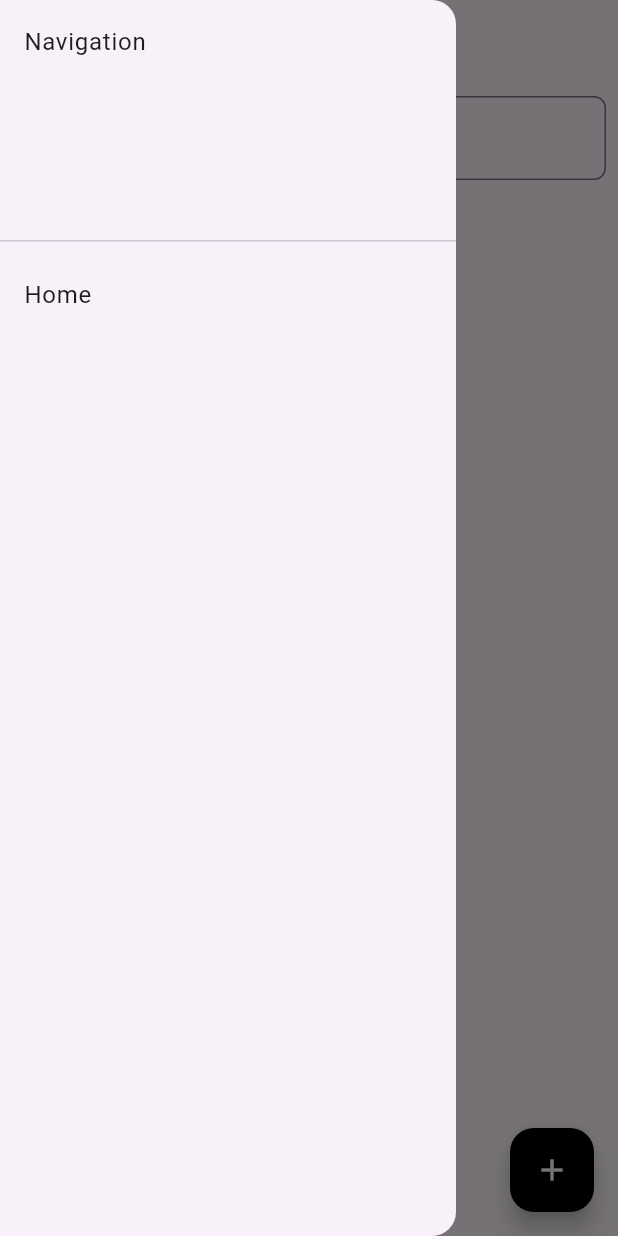
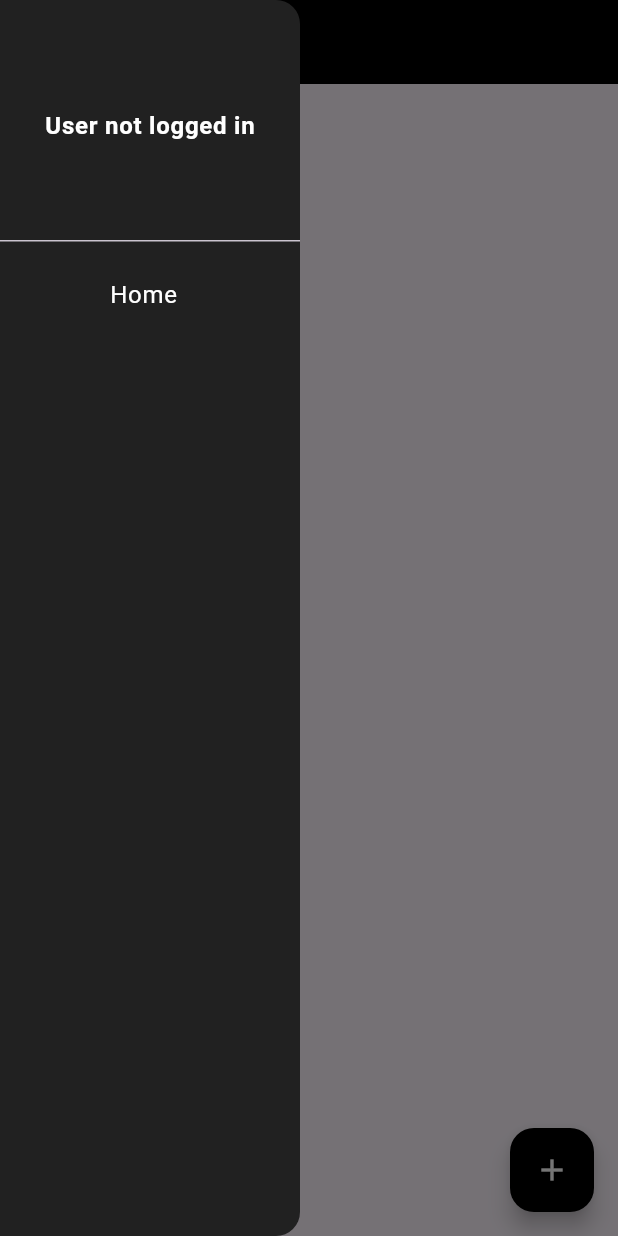
Before and after one commit to BrianTangLeZhang/mob_novelapp, a Flutter app: the screen it shows once a user with an empty profile is signed in, with the side drawer open, on a phone screen of 412 x 824 dp. Run offline on Flutter 3.47's test engine with Material 3 defaults, Android fonts, the phone set to English and light mode, and no system bars; our stand-ins replace flutter_riverpod, font_awesome_flutter, go_router, google_sign_in, supabase_flutter; accounts and stored records are empty.

```diff
--- a/lib/ui/drawer/drawer.dart
+++ b/lib/ui/drawer/drawer.dart
@@ -18,18 +18,45 @@ class AppScaffold extends ConsumerWidget {
 
   @override
   Widget build(BuildContext context, WidgetRef ref) {
-    final user = ref.watch(authUserProvider);
     final profile = ref.watch(userProfileProvider);
 
+    void navigateTo(String page) {
+      context.pop();
+      context.pushReplacementNamed(page);
+    }
+
     return Scaffold(
-      appBar: AppBar(title: Text(title)),
+      appBar: AppBar(
+        title: Text(title, style: const TextStyle(color: Colors.white)),
+        backgroundColor: Colors.black,
+        iconTheme: const IconThemeData(color: Colors.white),
+      ),
       drawer: Drawer(
+        width: 200,
+        backgroundColor: Colors.grey[900],
         child: ListView(
           children: [
-            const DrawerHeader(child: Text("Navigation")),
+            DrawerHeader(
+              child: Center(
+                child: Text(
+                  profile != null
+                      ? "Current User: ${profile['username']}"
+                      : "User not logged in",
+                  style: TextStyle(
+                    fontSize: 16,
+                    fontWeight: FontWeight.bold,
+                    color: Colors.white,
+                  ),
+                ),
+              ),
+            ),
             ListTile(
-              title: const Text('Home'),
-              onTap: () => context.pushReplacementNamed(Screen.home.name),
+              title: Text(
+                'Home',
+                style: TextStyle(fontSize: 16, color: Colors.white),
+                textAlign: TextAlign.center,
+              ),
+              onTap: () => navigateTo(Screen.home.name),
             ),
           ],
         ),
```
Also changed, not shown: lib/ui/home/home_screen.dart (+6 -133 lines), lib/ui/home/novelItem.dart (added, +70 -0 lines).
